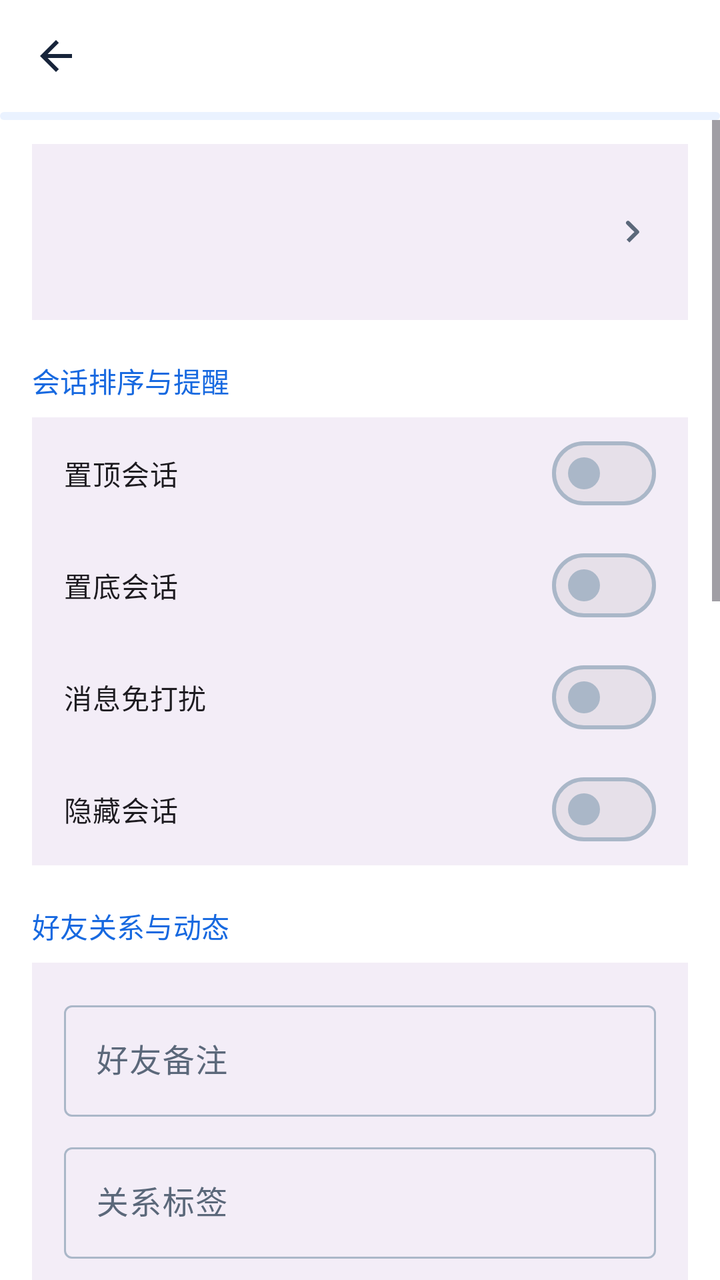
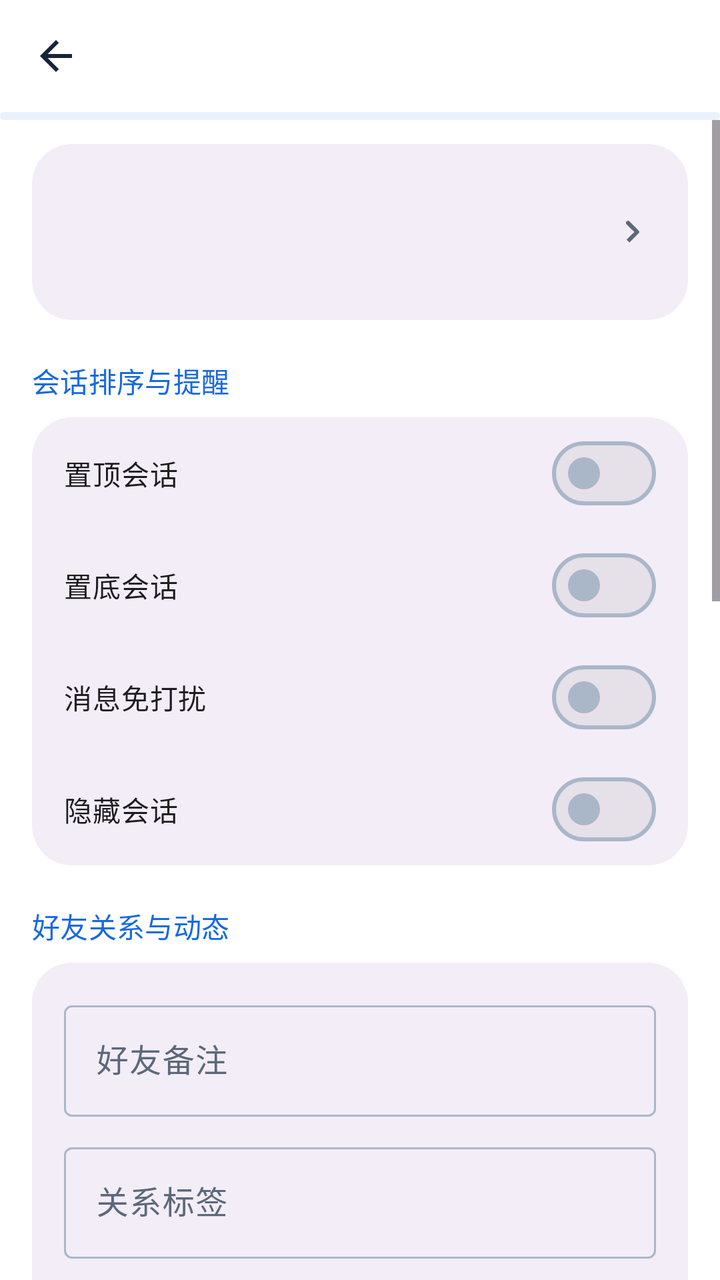

Two renders of the same Android screen: before a commit and after it. Below are the layout's source before the change and the commit's diff.
<!-- AndroidManifest.xml: application theme Theme.Yiyunying -->
<!-- res/layout/activity_conversation_permission.xml -->
<?xml version="1.0" encoding="utf-8"?>
<LinearLayout xmlns:android="http://schemas.android.com/apk/res/android"
    xmlns:app="http://schemas.android.com/apk/res-auto"
    android:layout_width="match_parent"
    android:layout_height="match_parent"
    android:background="?attr/colorSurface"
    android:orientation="vertical">

    <com.google.android.material.appbar.MaterialToolbar
        android:id="@+id/toolbar"
        android:layout_width="match_parent"
        android:layout_height="wrap_content"
        android:minHeight="56dp"
        android:title="@string/conversation_permission_title"
        app:navigationIcon="@drawable/ic_back" />

    <com.google.android.material.progressindicator.LinearProgressIndicator
        android:id="@+id/progress"
        android:layout_width="match_parent"
        android:layout_height="wrap_content"
        android:indeterminate="true" />

    <ScrollView
        android:layout_width="match_parent"
        android:layout_height="0dp"
        android:layout_weight="1"
        android:clipToPadding="false"
        android:fillViewport="true">

        <LinearLayout
            android:layout_width="match_parent"
            android:layout_height="wrap_content"
            android:orientation="vertical"
            android:paddingStart="16dp"
            android:paddingTop="12dp"
            android:paddingEnd="16dp"
            android:paddingBottom="28dp">

            <LinearLayout
                android:id="@+id/profile_entry"
                android:layout_width="match_parent"
                android:layout_height="wrap_content"
                android:background="?attr/colorSurfaceContainer"
                android:clickable="true"
                android:focusable="true"
                android:gravity="center_vertical"
                android:orientation="horizontal"
                android:padding="16dp">

                <com.google.android.material.imageview.ShapeableImageView
                    android:id="@+id/avatar"
                    android:layout_width="56dp"
                    android:layout_height="56dp"
                    android:contentDescription="@string/profile"
                    android:scaleType="centerCrop"
                    app:shapeAppearanceOverlay="@style/ShapeAppearance.Material3.Corner.Full" />

                <LinearLayout
                    android:layout_width="0dp"
                    android:layout_height="wrap_content"
                    android:layout_marginStart="14dp"
                    android:layout_weight="1"
                    android:orientation="vertical">

                    <TextView
                        android:id="@+id/profile_title"
                        android:layout_width="match_parent"
                        android:layout_height="wrap_content"
                        android:textAppearance="?attr/textAppearanceTitleMedium"
                        android:textStyle="bold" />

                    <TextView
                        android:id="@+id/profile_subtitle"
                        android:layout_width="match_parent"
                        android:layout_height="wrap_content"
                        android:layout_marginTop="4dp"
                        android:textAppearance="?attr/textAppearanceBodyMedium"
                        android:textColor="?attr/colorOnSurfaceVariant" />
                </LinearLayout>

                <ImageView
                    android:layout_width="24dp"
                    android:layout_height="24dp"
                    android:contentDescription="@string/open_profile"
                    android:src="@drawable/ic_chevron_right"
                    app:tint="?attr/colorOnSurfaceVariant" />
            </LinearLayout>

            <TextView
                android:layout_width="match_parent"
                android:layout_height="wrap_content"
                android:layout_marginTop="20dp"
                android:layout_marginBottom="8dp"
                android:text="@string/conversation_section"
                android:textAppearance="?attr/textAppearanceTitleSmall"
                android:textColor="?attr/colorPrimary" />

            <LinearLayout
                android:layout_width="match_parent"
                android:layout_height="wrap_content"
                android:background="?attr/colorSurfaceContainer"
                android:orientation="vertical"
                android:paddingStart="16dp"
                android:paddingEnd="16dp">

                <com.google.android.material.materialswitch.MaterialSwitch
                    android:id="@+id/pinned_switch"
                    android:layout_width="match_parent"
                    android:layout_height="56dp"
                    android:text="@string/pin_conversation" />

                <com.google.android.material.materialswitch.MaterialSwitch
                    android:id="@+id/bottomed_switch"
                    android:layout_width="match_parent"
                    android:layout_height="56dp"
                    android:text="@string/bottom_conversation" />

                <com.google.android.material.materialswitch.MaterialSwitch
                    android:id="@+id/muted_switch"
                    android:layout_width="match_parent"
                    android:layout_height="56dp"
                    android:text="@string/mute_conversation" />

                <com.google.android.material.materialswitch.MaterialSwitch
                    android:id="@+id/hidden_switch"
                    android:layout_width="match_parent"
                    android:layout_height="56dp"
                    android:text="@string/hide_conversation" />
            </LinearLayout>

            <LinearLayout
                android:id="@+id/friend_section"
                android:layout_width="match_parent"
                android:layout_height="wrap_content"
                android:orientation="vertical">

                <TextView
                    android:layout_width="match_parent"
                    android:layout_height="wrap_content"
                    android:layout_marginTop="20dp"
                    android:layout_marginBottom="8dp"
                    android:text="@string/friend_permission_section"
                    android:textAppearance="?attr/textAppearanceTitleSmall"
                    android:textColor="?attr/colorPrimary" />

                <LinearLayout
                    android:layout_width="match_parent"
                    android:layout_height="wrap_content"
                    android:background="?attr/colorSurfaceContainer"
                    android:orientation="vertical"
                    android:padding="16dp">

                    <com.google.android.material.textfield.TextInputLayout
                        android:layout_width="match_parent"
                        android:layout_height="wrap_content"
                        android:hint="@string/friend_remark">

                        <com.google.android.material.textfield.TextInputEditText
                            android:id="@+id/remark_input"
                            android:layout_width="match_parent"
                            android:layout_height="wrap_content"
                            android:maxLength="100"
                            android:singleLine="true" />
                    </com.google.android.material.textfield.TextInputLayout>

                    <com.google.android.material.textfield.TextInputLayout
                        android:layout_width="match_parent"
                        android:layout_height="wrap_content"
                        android:layout_marginTop="10dp"
                        android:hint="@string/relationship_label">

                        <com.google.android.material.textfield.TextInputEditText
                            android:id="@+id/relationship_input"
                            android:layout_width="match_parent"
                            android:layout_height="wrap_content"
                            android:maxLength="60"
                            android:singleLine="true" />
                    </com.google.android.material.textfield.TextInputLayout>

                    <com.google.android.material.button.MaterialButton
                        android:id="@+id/auto_relationship_button"
                        style="@style/Widget.Material3.Button.OutlinedButton"
                        android:layout_width="match_parent"
                        android:layout_height="44dp"
                        android:layout_marginTop="8dp"
                        android:text="@string/generate_relationship_label" />

                    <com.google.android.material.textfield.TextInputLayout
                        android:layout_width="match_parent"
                        android:layout_height="wrap_content"
                        android:layout_marginTop="10dp"
                        android:hint="@string/friend_clue_note"
                        app:helperText="@string/friend_clue_auto_hint">

                        <com.google.android.material.textfield.TextInputEditText
                            android:id="@+id/clue_input"
                            android:layout_width="match_parent"
                            android:layout_height="wrap_content"
                            android:cursorVisible="false"
                            android:focusable="false"
                            android:longClickable="false"
                            android:maxLines="4" />
                    </com.google.android.material.textfield.TextInputLayout>

                    <com.google.android.material.materialswitch.MaterialSwitch
                        android:id="@+id/special_care_switch"
                        android:layout_width="match_parent"
                        android:layout_height="56dp"
                        android:layout_marginTop="8dp"
                        android:text="@string/special_care" />

                    <com.google.android.material.materialswitch.MaterialSwitch
                        android:id="@+id/only_chat_switch"
                        android:layout_width="match_parent"
                        android:layout_height="56dp"
                        android:text="@string/only_chat" />

                    <com.google.android.material.materialswitch.MaterialSwitch
                        android:id="@+id/hide_my_dynamic_switch"
                        android:layout_width="match_parent"
                        android:layout_height="56dp"
                        android:text="@string/hide_my_dynamic" />

                    <com.google.android.material.materialswitch.MaterialSwitch
                        android:id="@+id/hide_their_dynamic_switch"
                        android:layout_width="match_parent"
                        android:layout_height="56dp"
                        android:text="@string/hide_their_dynamic" />

                    <com.google.android.material.materialswitch.MaterialSwitch
                        android:id="@+id/blacklist_switch"
                        android:layout_width="match_parent"
                        android:layout_height="56dp"
                        android:text="@string/add_to_blacklist" />

                    <com.google.android.material.button.MaterialButton
                        android:id="@+id/recommend_contact_button"
                        style="@style/Widget.Material3.Button.OutlinedButton"
                        android:layout_width="match_parent"
                        android:layout_height="48dp"
                        android:layout_marginTop="12dp"
                        android:text="@string/recommend_this_contact" />

                    <com.google.android.material.button.MaterialButton
                        android:id="@+id/save_friend_button"
                        android:layout_width="match_parent"
                        android:layout_height="48dp"
                        android:layout_marginTop="10dp"
                        android:text="@string/save_friend_permissions" />
                </LinearLayout>
            </LinearLayout>

            <TextView
                android:layout_width="match_parent"
                android:layout_height="wrap_content"
                android:layout_marginTop="20dp"
                android:layout_marginBottom="8dp"
                android:text="@string/chat_background_section"
                android:textAppearance="?attr/textAppearanceTitleSmall"
                android:textColor="?attr/colorPrimary" />

            <LinearLayout
                android:layout_width="match_parent"
                android:layout_height="wrap_content"
                android:background="?attr/colorSurfaceContainer"
                android:orientation="vertical"
                android:padding="16dp">

                <TextView
                    android:id="@+id/background_state"
                    android:layout_width="match_parent"
                    android:layout_height="wrap_content"
                    android:textAppearance="?attr/textAppearanceBodyMedium"
                    android:textColor="?attr/colorOnSurfaceVariant" />

                <LinearLayout
                    android:layout_width="match_parent"
                    android:layout_height="wrap_content"
                    android:layout_marginTop="12dp"
                    android:orientation="horizontal">

                    <com.google.android.material.button.MaterialButton
                        android:id="@+id/choose_background_button"
                        android:layout_width="0dp"
                        android:layout_height="48dp"
                        android:layout_weight="1"
                        android:text="@string/choose_background" />

                    <com.google.android.material.button.MaterialButton
                        android:id="@+id/reset_background_button"
                        style="@style/Widget.Material3.Button.OutlinedButton"
                        android:layout_width="0dp"
                        android:layout_height="48dp"
                        android:layout_marginStart="10dp"
                        android:layout_weight="1"
                        android:text="@string/use_global_background" />
                </LinearLayout>

                <com.google.android.material.button.MaterialButton
                    android:id="@+id/system_default_background_button"
                    style="@style/Widget.Material3.Button.OutlinedButton"
                    android:layout_width="match_parent"
                    android:layout_height="48dp"
                    android:layout_marginTop="10dp"
                    android:text="@string/use_system_default_background" />
            </LinearLayout>
        </LinearLayout>
    </ScrollView>
</LinearLayout>
<!-- resources referenced by this layout -->
<resources>
  <!-- drawable ic_back (drawable) -->
  <vector xmlns:android="http://schemas.android.com/apk/res/android" android:width="24dp" android:height="24dp" android:viewportWidth="24" android:viewportHeight="24">
      <path android:fillColor="@color/on_surface" android:pathData="M20,11H7.83l5.59,-5.59L12,4l-8,8 8,8 1.42,-1.41L7.83,13H20v-2z" />
  </vector>
  <!-- drawable ic_chevron_right (drawable) -->
  <vector xmlns:android="http://schemas.android.com/apk/res/android" android:width="24dp" android:height="24dp" android:viewportWidth="24" android:viewportHeight="24">
      <path android:fillColor="@color/on_surface_variant" android:pathData="M9.29,6.71a1,1 0,0 1,1.42 0l4.58,4.58a1,1 0,0 1,0 1.42l-4.58,4.58 -1.42,-1.42L13.17,12 9.29,8.13a1,1 0,0 1,0 -1.42z" />
  </vector>
  <string name="add_to_blacklist">加入黑名单</string>
  <string name="bottom_conversation">置底会话</string>
  <string name="chat_background_section">当前聊天背景</string>
  <string name="choose_background">选择背景</string>
  <string name="conversation_permission_title">权限管理</string>
  <string name="conversation_section">会话排序与提醒</string>
  <string name="friend_clue_auto_hint">线索根据好友时间、分组和权限自动生成，不需要手动填写</string>
  <string name="friend_clue_note">关于他/她的线索</string>
  <string name="friend_permission_section">好友关系与动态</string>
  <string name="friend_remark">好友备注</string>
  <string name="generate_relationship_label">自动生成关系标签</string>
  <string name="hide_conversation">隐藏会话</string>
  <string name="hide_my_dynamic">不让他/她看我的动态</string>
  <string name="hide_their_dynamic">不看他/她的动态</string>
  <string name="mute_conversation">消息免打扰</string>
  <string name="only_chat">仅聊天</string>
  <string name="open_profile">查看资料</string>
  <string name="pin_conversation">置顶会话</string>
  <string name="profile">个人资料</string>
  <string name="recommend_this_contact">推荐该联系人</string>
  <string name="relationship_label">关系标签</string>
  <string name="save_friend_permissions">保存好友权限</string>
  <string name="special_care">特别关心</string>
  <string name="use_global_background">跟随全局</string>
  <string name="use_system_default_background">恢复系统默认</string>
  <style name="Theme.Yiyunying" parent="Theme.Yiyunying.Base" />
  <color name="on_surface">#17243A</color>
  <color name="on_surface_variant">#5B687A</color>
  <color name="primary">#1769E0</color>
  <color name="on_primary">#FFFFFF</color>
  <color name="primary_container">#E8F1FF</color>
  <color name="on_primary_container">#123A72</color>
  <color name="secondary">#4B78B8</color>
  <color name="on_secondary">#FFFFFF</color>
  <color name="secondary_container">#EAF2FF</color>
  <color name="tertiary">#476DA5</color>
  <color name="error">#BA1A1A</color>
  <color name="surface">#FFFFFF</color>
  <color name="outline">#AAB7C8</color>
  <style name="Widget.Yiyunying.Card" parent="Widget.Material3.CardView.Elevated">
          <item name="cardCornerRadius">8dp</item>
          <item name="cardElevation">1dp</item>
          <item name="cardBackgroundColor">@color/glass_surface</item>
          <item name="strokeColor">@color/glass_outline</item>
          <item name="strokeWidth">1dp</item>
      </style>
  <style name="Widget.Yiyunying.Button" parent="Widget.Material3.Button">
          <item name="cornerRadius">8dp</item>
          <item name="android:minHeight">48dp</item>
          <item name="android:textAllCaps">false</item>
      </style>
  <color name="glass_surface">#E8FFFFFF</color>
  <color name="glass_outline">#80C4CFDD</color>
  <!-- unchanged entries left out for length: 1 -->
</resources>

<!-- the commit's change to res/layout/activity_conversation_permission.xml (unified diff, before → after) -->
@@ -40,7 +40,7 @@
                 android:id="@+id/profile_entry"
                 android:layout_width="match_parent"
                 android:layout_height="wrap_content"
-                android:background="?attr/colorSurfaceContainer"
+                android:background="@drawable/bg_profile_settings_card"
                 android:clickable="true"
                 android:focusable="true"
                 android:gravity="center_vertical"
@@ -98,7 +98,7 @@
             <LinearLayout
                 android:layout_width="match_parent"
                 android:layout_height="wrap_content"
-                android:background="?attr/colorSurfaceContainer"
+                android:background="@drawable/bg_profile_settings_card"
                 android:orientation="vertical"
                 android:paddingStart="16dp"
                 android:paddingEnd="16dp">
@@ -146,7 +146,7 @@
                 <LinearLayout
                     android:layout_width="match_parent"
                     android:layout_height="wrap_content"
-                    android:background="?attr/colorSurfaceContainer"
+                    android:background="@drawable/bg_profile_settings_card"
                     android:orientation="vertical"
                     android:padding="16dp">
 
@@ -262,7 +262,7 @@
             <LinearLayout
                 android:layout_width="match_parent"
                 android:layout_height="wrap_content"
-                android:background="?attr/colorSurfaceContainer"
+                android:background="@drawable/bg_profile_settings_card"
                 android:orientation="vertical"
                 android:padding="16dp">
 
<!-- resource entries referenced after the edit -->
@@ -1,5 +1,11 @@
 <!-- resources referenced by this layout -->
 <resources>
+  <!-- drawable bg_profile_settings_card (drawable) -->
+  <?xml version="1.0" encoding="utf-8"?>
+  <shape xmlns:android="http://schemas.android.com/apk/res/android" android:shape="rectangle">
+      <solid android:color="?attr/colorSurfaceContainer" />
+      <corners android:radius="20dp" />
+  </shape>
   <!-- drawable ic_back (drawable) -->
   <vector xmlns:android="http://schemas.android.com/apk/res/android" android:width="24dp" android:height="24dp" android:viewportWidth="24" android:viewportHeight="24">
       <path android:fillColor="@color/on_surface" android:pathData="M20,11H7.83l5.59,-5.59L12,4l-8,8 8,8 1.42,-1.41L7.83,13H20v-2z" />
